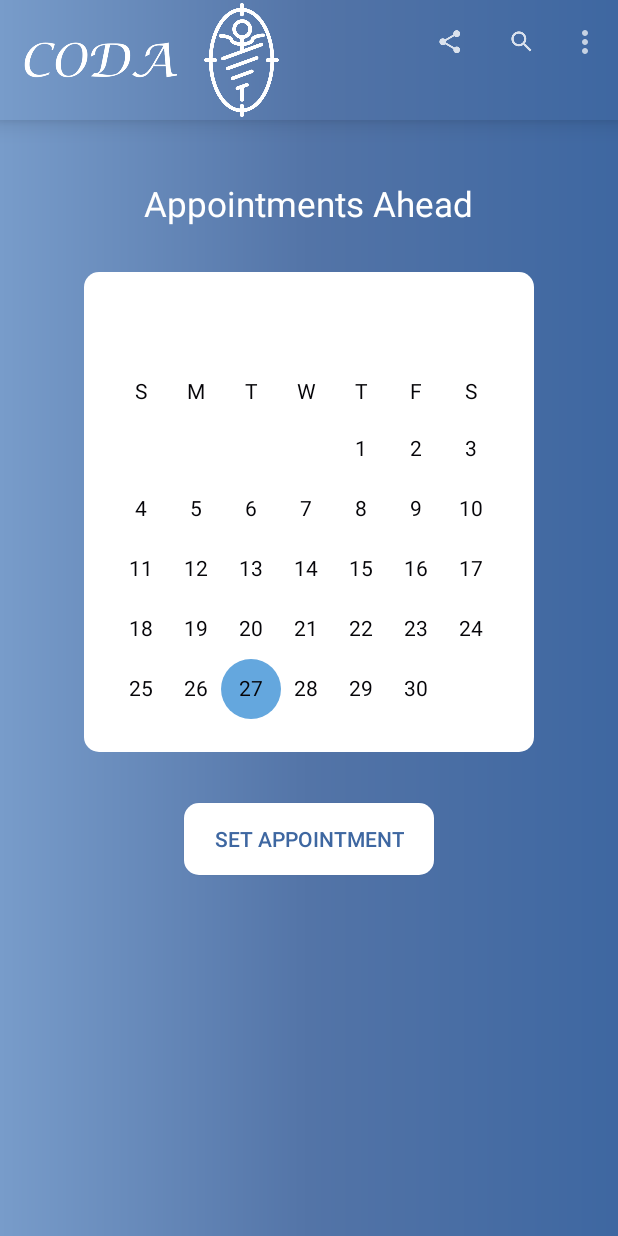
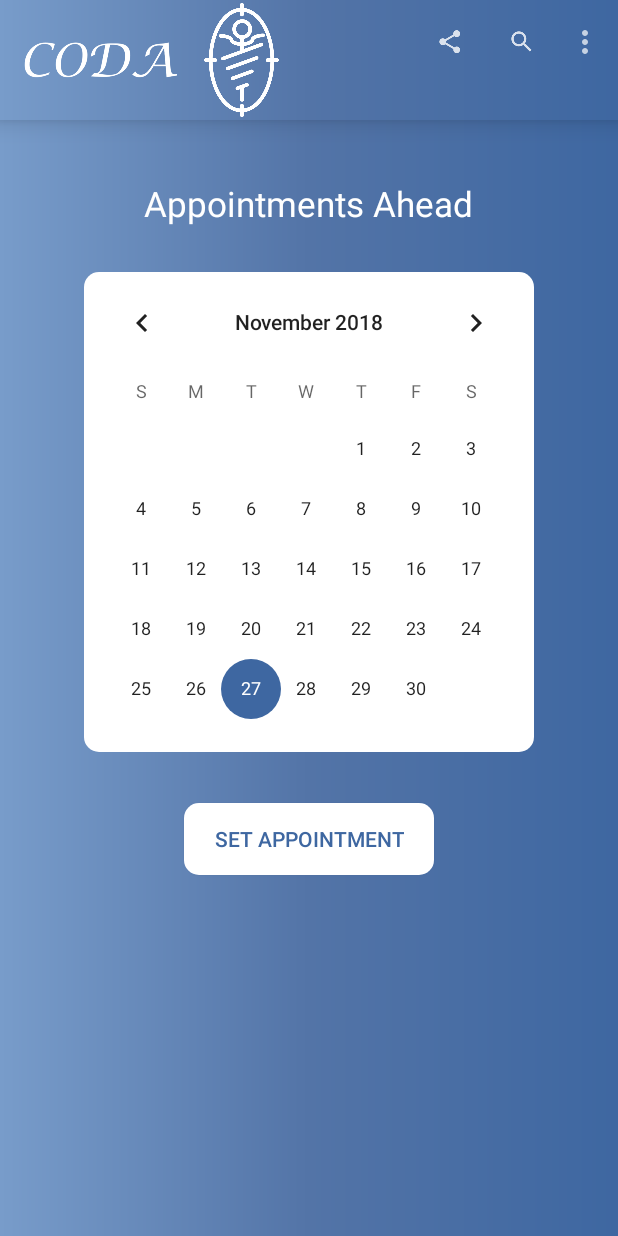
Before and after one commit to snguon/CS275-CODA, an Android app: the AppointmentActivity screen opened directly, with no data from a screen before it, on a phone screen of 412 x 824 dp. Run offline under Robolectric (Android 15) with nearby library versions, the phone set to English and light mode, and no system bars.

Commit message:
calandar UI done

```diff
--- a/app/src/main/res/layout/activity_appointment.xml
+++ b/app/src/main/res/layout/activity_appointment.xml
@@ -37,9 +37,8 @@
         <CalendarView
             android:layout_width="wrap_content"
             android:layout_height="320dp"
-            android:theme="@style/CalenderViewCustom"
-            android:dateTextAppearance="@style/CalenderViewDateCustomText"
-            android:weekDayTextAppearance="@style/CalenderViewWeekCustomText">
+            android:textColorPrimary="@color/colorPrimaryDark"
+            >
         </CalendarView>
 
     </LinearLayout>
--- a/app/src/main/res/values/styles.xml
+++ b/app/src/main/res/values/styles.xml
@@ -5,21 +5,11 @@
         <!-- Customize your theme here. -->
         <item name="colorPrimary">@color/colorPrimary</item>
         <item name="colorPrimaryDark">@color/colorPrimaryDark</item>
-        <item name="colorAccent">@color/colorAccent</item>
+        <item name="colorAccent">@color/blue_accent</item>
     </style>
 
-    <style name="CalenderViewCustom" parent="Theme.AppCompat">
-        <item name="colorAccent">@color/colorPrimary</item>
-        <item name="colorPrimary">@color/blue_accent</item>
-    </style>
 
-    <style name="CalenderViewDateCustomText" parent="android:TextAppearance.DeviceDefault.Small">
-        <item name="android:textColor">@color/colorPrimaryDark</item>
-        <item name="android:weekNumberColor">@color/blue</item>
-    </style>
 
-    <style name="CalenderViewWeekCustomText" parent="android:TextAppearance.DeviceDefault.Small">
-        <item name="android:textColor">@color/colorPrimaryDark</item>
-    </style>
+
 
 </resources>
```
